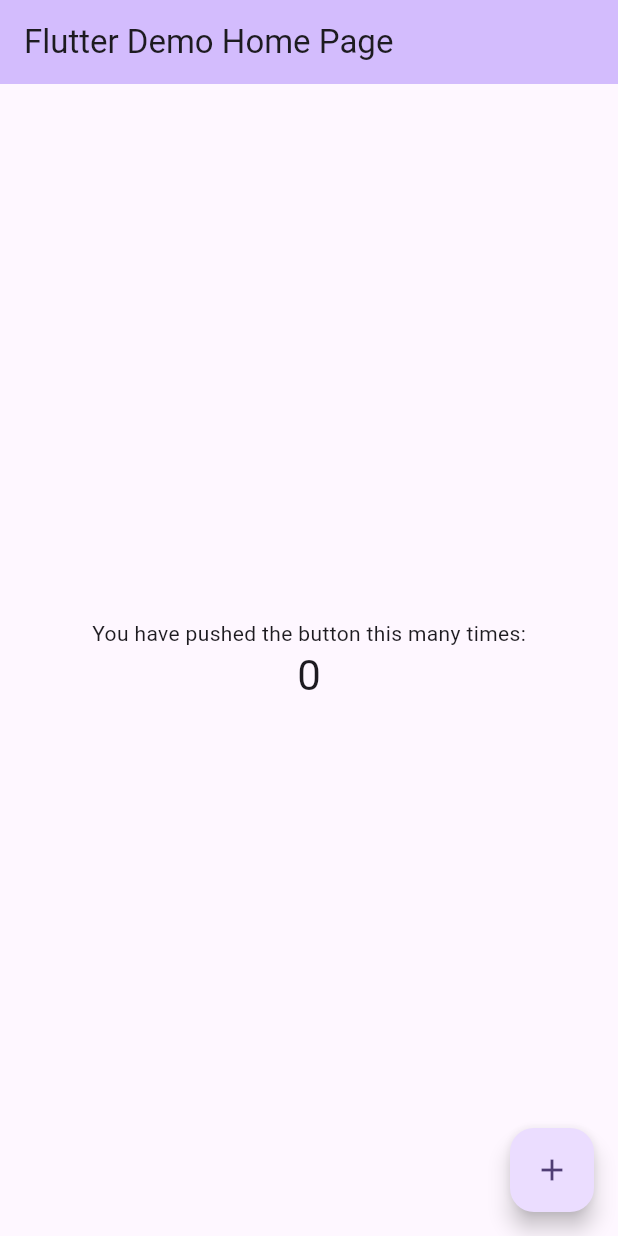
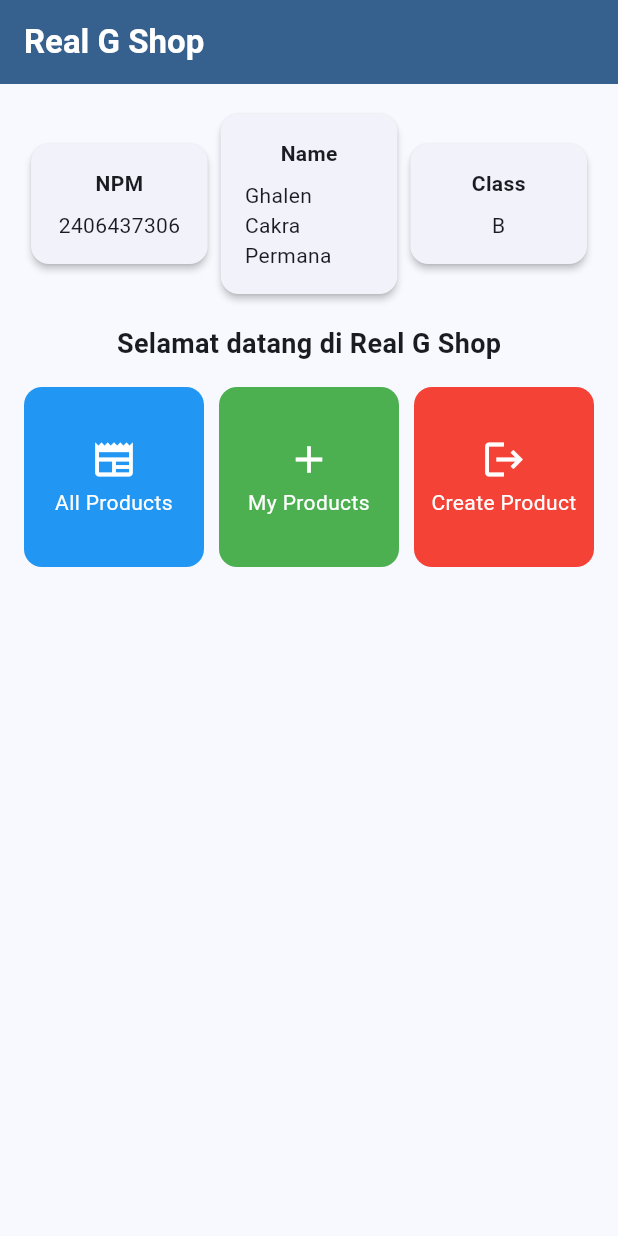
Before and after one commit to GhalenCakra/real-g, a Flutter app: the screen it shows after launch, on a phone screen of 412 x 824 dp. Run offline on Flutter 3.47's test engine with Material 3 defaults, Android fonts, the light colour scheme and no system bars.

Commit message:
Tugas 6 selesai

```diff
--- a/lib/main.dart
+++ b/lib/main.dart
@@ -1,4 +1,5 @@
 import 'package:flutter/material.dart';
+import 'package:real_g/menu.dart';
 
 void main() {
   runApp(const MyApp());
@@ -11,112 +12,12 @@ class MyApp extends StatelessWidget {
   @override
   Widget build(BuildContext context) {
     return MaterialApp(
-      title: 'Flutter Demo',
+      title: 'Real G',
       theme: ThemeData(
-        // This is the theme of your application.
-        //
-        // TRY THIS: Try running your application with "flutter run". You'll see
-        // the application has a purple toolbar. Then, without quitting the app,
-        // try changing the seedColor in the colorScheme below to Colors.green
-        // and then invoke "hot reload" (save your changes or press the "hot
-        // reload" button in a Flutter-supported IDE, or press "r" if you used
-        // the command line to start the app).
-        //
-        // Notice that the counter didn't reset back to zero; the application
-        // state is not lost during the reload. To reset the state, use hot
-        // restart instead.
-        //
-        // This works for code too, not just values: Most code changes can be
-        // tested with just a hot reload.
-        colorScheme: ColorScheme.fromSeed(seedColor: Colors.deepPurple),
+        colorScheme: ColorScheme.fromSeed(seedColor: Colors.blue),
+        useMaterial3: true,
       ),
-      home: const MyHomePage(title: 'Flutter Demo Home Page'),
+      home: MyHomePage(),
     );
   }
 }
-
-class MyHomePage extends StatefulWidget {
-  const MyHomePage({super.key, required this.title});
-
-  // This widget is the home page of your application. It is stateful, meaning
-  // that it has a State object (defined below) that contains fields that affect
-  // how it looks.
-
-  // This class is the configuration for the state. It holds the values (in this
-  // case the title) provided by the parent (in this case the App widget) and
-  // used by the build method of the State. Fields in a Widget subclass are
-  // always marked "final".
-
-  final String title;
-
-  @override
-  State<MyHomePage> createState() => _MyHomePageState();
-}
-
-class _MyHomePageState extends State<MyHomePage> {
-  int _counter = 0;
-
-  void _incrementCounter() {
-    setState(() {
-      // This call to setState tells the Flutter framework that something has
-      // changed in this State, which causes it to rerun the build method below
-      // so that the display can reflect the updated values. If we changed
-      // _counter without calling setState(), then the build method would not be
-      // called again, and so nothing would appear to happen.
-      _counter++;
-    });
-  }
-
-  @override
-  Widget build(BuildContext context) {
-    // This method is rerun every time setState is called, for instance as done
-    // by the _incrementCounter method above.
-    //
-    // The Flutter framework has been optimized to make rerunning build methods
-    // fast, so that you can just rebuild anything that needs updating rather
-    // than having to individually change instances of widgets.
-    return Scaffold(
-      appBar: AppBar(
-        // TRY THIS: Try changing the color here to a specific color (to
-        // Colors.amber, perhaps?) and trigger a hot reload to see the AppBar
-        // change color while the other colors stay the same.
-        backgroundColor: Theme.of(context).colorScheme.inversePrimary,
-        // Here we take the value from the MyHomePage object that was created by
-        // the App.build method, and use it to set our appbar title.
-        title: Text(widget.title),
-      ),
-      body: Center(
-        // Center is a layout widget. It takes a single child and positions it
-        // in the middle of the parent.
-        child: Column(
-          // Column is also a layout widget. It takes a list of children and
-          // arranges them vertically. By default, it sizes itself to fit its
-          // children horizontally, and tries to be as tall as its parent.
-          //
-          // Column has various properties to control how it sizes itself and
-          // how it positions its children. Here we use mainAxisAlignment to
-          // center the children vertically; the main axis here is the vertical
-          // axis because Columns are vertical (the cross axis would be
-          // horizontal).
-          //
-          // TRY THIS: Invoke "debug painting" (choose the "Toggle Debug Paint"
-          // action in the IDE, or press "p" in the console), to see the
-          // wireframe for each widget.
-          mainAxisAlignment: MainAxisAlignment.center,
-          children: <Widget>[
-            const Text('You have pushed the button this many times:'),
-            Text(
-              '$_counter',
-              style: Theme.of(context).textTheme.headlineMedium,
-            ),
-          ],
-        ),
-      ),
-      floatingActionButton: FloatingActionButton(
-        onPressed: _incrementCounter,
-        tooltip: 'Increment',
-        child: const Icon(Icons.add),
-      ), // This trailing comma makes auto-formatting nicer for build methods.
-    );
-  }
-}
--- /dev/null
+++ b/lib/menu.dart
@@ -0,0 +1,142 @@
+import 'package:flutter/material.dart';
+
+class MyHomePage extends StatelessWidget {
+  MyHomePage({super.key});
+
+  final String nama = "Ghalen Cakra Permana"; // nama
+  final String npm = "2406437306"; // npm
+  final String kelas = "B"; // kelas
+
+  final List<ItemHomepage> items = [
+    ItemHomepage("All Products", Icons.newspaper),
+    ItemHomepage("My Products", Icons.add),
+    ItemHomepage("Create Product", Icons.logout),
+  ];
+
+  @override
+  Widget build(BuildContext context) {
+    return Scaffold(
+      appBar: AppBar(
+        title: const Text(
+          'Real G Shop',
+          style: TextStyle(
+            color: Colors.white,
+            fontWeight: FontWeight.bold,
+          ),
+        ),
+        backgroundColor: Theme.of(context).colorScheme.primary,
+      ),
+      body: Padding(
+        padding: const EdgeInsets.all(16.0),
+        child: Column(
+          crossAxisAlignment: CrossAxisAlignment.center,
+          children: [
+            Row(
+              mainAxisAlignment: MainAxisAlignment.spaceEvenly,
+              children: [
+                InfoCard(title: 'NPM', content: npm),
+                InfoCard(title: 'Name', content: nama),
+                InfoCard(title: 'Class', content: kelas),
+              ],
+            ),
+            const SizedBox(height: 16.0),
+            const Text(
+              'Selamat datang di Real G Shop',
+              style: TextStyle(
+                fontWeight: FontWeight.bold,
+                fontSize: 18.0,
+              ),
+            ),
+            const SizedBox(height: 16.0),
+            GridView.count(
+              crossAxisSpacing: 10,
+              mainAxisSpacing: 10,
+              crossAxisCount: 3,
+              shrinkWrap: true,
+              children: items.map((ItemHomepage item) {
+                return ItemCard(item);
+              }).toList(),
+            ),
+          ],
+        ),
+      ),
+    );
+  }
+}
+
+class InfoCard extends StatelessWidget {
+  final String title;
+  final String content;
+
+  const InfoCard({super.key, required this.title, required this.content});
+
+  @override
+  Widget build(BuildContext context) {
+    return Card(
+      elevation: 2.0,
+      child: Container(
+        width: MediaQuery.of(context).size.width / 3.5,
+        padding: const EdgeInsets.all(16.0),
+        child: Column(
+          children: [
+            Text(title, style: const TextStyle(fontWeight: FontWeight.bold)),
+            const SizedBox(height: 8.0),
+            Text(content),
+          ],
+        ),
+      ),
+    );
+  }
+}
+
+class ItemHomepage {
+  final String name;
+  final IconData icon;
+
+  ItemHomepage(this.name, this.icon);
+}
+
+class ItemCard extends StatelessWidget {
+  final ItemHomepage item;
+
+  const ItemCard(this.item, {super.key});
+
+  @override
+  Widget build(BuildContext context) {
+    return Material(
+      color: item.name == "All Products"
+            ? Colors.blue
+            : item.name == "My Products"
+        ? Colors.green
+        : Colors.red, // Create Product
+
+      borderRadius: BorderRadius.circular(12),
+      child: InkWell(
+        onTap: () {
+          ScaffoldMessenger.of(context)
+            ..hideCurrentSnackBar()
+            ..showSnackBar(
+              SnackBar(content: Text("Kamu telah menekan tombol ${item.name}!"))
+            );
+        },
+        child: Container(
+          padding: const EdgeInsets.all(8),
+          child: Center(
+            child: Column(
+              mainAxisAlignment: MainAxisAlignment.center,
+              children: [
+                Icon(item.icon, color: Colors.white, size: 30.0),
+                const SizedBox(height: 4),
+                Text(
+                  item.name,
+                  textAlign: TextAlign.center,
+                  style: const TextStyle(color: Colors.white),
+                ),
+              ],
+            ),
+          ),
+        ),
+      ),
+    );
+  }
+}
```
Also changed, not shown: 1 other file.
